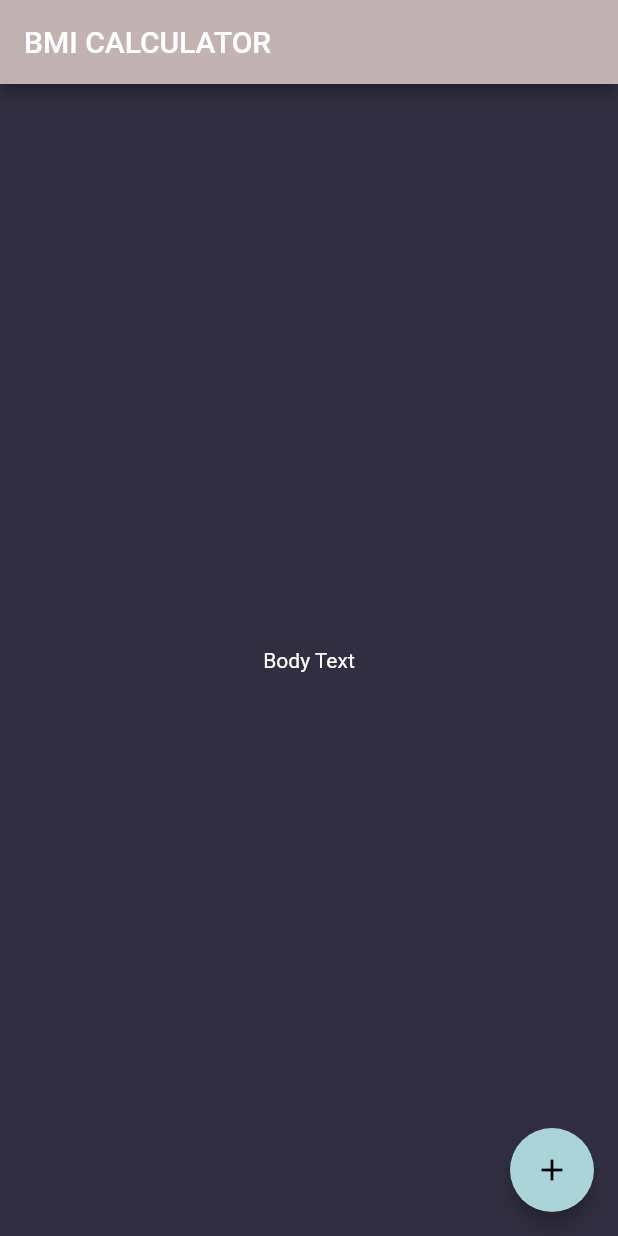
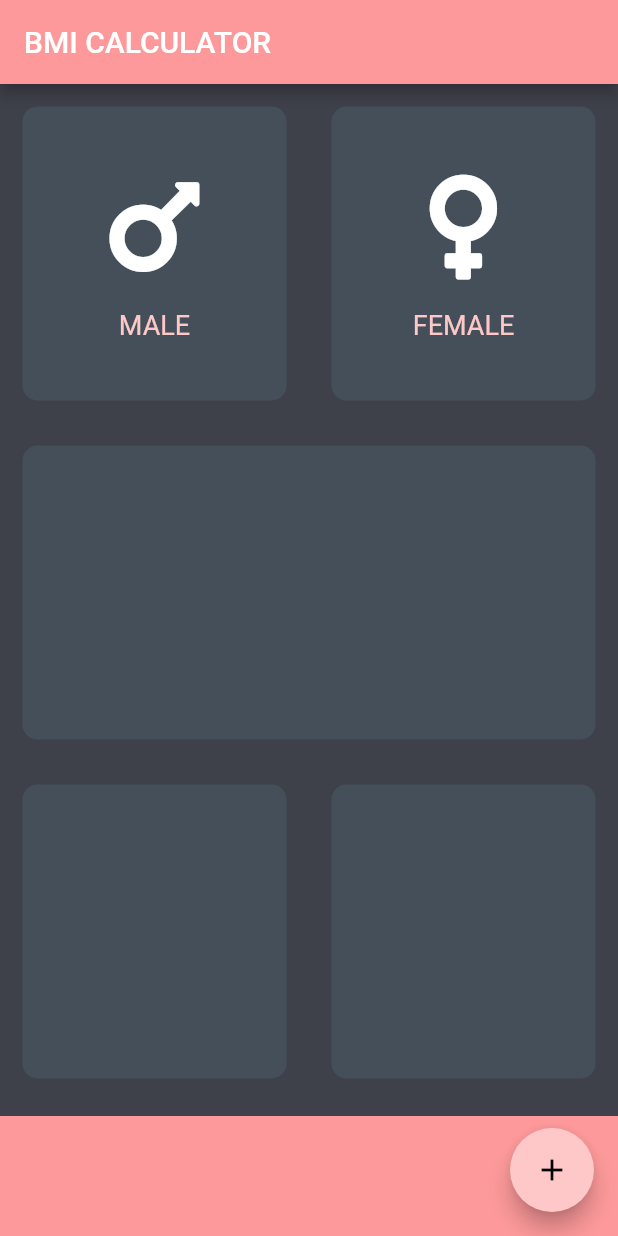
Before and after one commit to hanna2100/flutter_app, a Flutter app: the screen it shows after launch, on a phone screen of 412 x 824 dp. Run offline on Flutter 3.47's test engine with Material 2 defaults, Android fonts, the light colour scheme and no system bars; our stand-ins replace audioplayers, font_awesome_flutter, rflutter_alert.

Commit message:
사용자 정의 위젯 만들기

```diff
--- /dev/null
+++ b/bmi_calculator/lib/icon_content.dart
@@ -0,0 +1,29 @@
+import 'package:flutter/material.dart';
+
+const labelTextStyle = TextStyle(
+    fontSize: 18.0, color: Color(0xFFfec8c9)
+);
+
+class IconContent extends StatelessWidget {
+  IconContent({@required this.icon, this.label});
+
+  final IconData icon;
+  final String label;
+
+  @override
+  Widget build(BuildContext context) {
+    return Column(
+      mainAxisAlignment: MainAxisAlignment.center,
+      children: <Widget>[
+        Icon(
+          icon,
+          size: 80.0,
+        ),
+        SizedBox(
+          height: 15.0,
+        ),
+        Text(label, style: labelTextStyle)
+      ],
+    );
+  }
+}
--- a/bmi_calculator/lib/input_page.dart
+++ b/bmi_calculator/lib/input_page.dart
@@ -1,4 +1,12 @@
+import 'package:bmi_calculator/reusable_card.dart';
 import 'package:flutter/material.dart';
+import 'package:font_awesome_flutter/font_awesome_flutter.dart';
+
+import 'icon_content.dart';
+
+const bottomContainerHeight = 80.0;
+const activeCardColor = Color(0xFF444f59);
+const bottomContainerColor = Color(0xFFfd999a);
 
 class InputPage extends StatefulWidget {
   @override
@@ -12,11 +20,45 @@ class _InputPageState extends State<InputPage> {
       appBar: AppBar(
         title: Text('BMI CALCULATOR'),
       ),
-      body: Center(
-        child: Text('Body Text'),
+      body: Column(
+        children: <Widget>[
+          Expanded(
+            child: Row(
+              children: <Widget>[
+                Expanded(
+                    child: ReusableCard(
+                      cardColor: activeCardColor,
+                      cardChild: IconContent(icon: FontAwesomeIcons.mars, label: 'MALE',) ,
+                    )
+                ),
+                Expanded(
+                    child: ReusableCard(
+                      cardColor: activeCardColor,
+                      cardChild: IconContent(icon: FontAwesomeIcons.venus, label: 'FEMALE',) ,
+                    )
+                ),
+              ],
+            ),
+          ),
+          Expanded(child: ReusableCard(cardColor: activeCardColor)),
+          Expanded(
+            child: Row(
+              children: <Widget>[
+                Expanded(child: ReusableCard(cardColor: activeCardColor)),
+                Expanded(child: ReusableCard(cardColor: activeCardColor)),
+              ],
+            ),
+          ),
+          Container(
+            color: bottomContainerColor,
+            margin: EdgeInsets.only(top: 10.0),
+            width: double.infinity,
+            height: bottomContainerHeight,
+          )
+        ],
       ),
       floatingActionButton: Theme(
-        data: ThemeData(accentColor: Color(0xFFAAD4DA)),
+        data: ThemeData(accentColor: Color(0xFFfec8c9)),
         child: FloatingActionButton(
           child: Icon(Icons.add),
         ),
--- a/bmi_calculator/lib/main.dart
+++ b/bmi_calculator/lib/main.dart
@@ -8,9 +8,9 @@ class BMICalculator extends StatelessWidget {
   Widget build(BuildContext context) {
     return MaterialApp(
       theme: ThemeData.dark().copyWith(
-          primaryColor: Color(0xFFC3B2B4),
-          scaffoldBackgroundColor: Color(0xFF312E41),
-          accentColor: Color(0xFF65A1A0),
+          primaryColor: Color(0xFFfd999a),
+          scaffoldBackgroundColor: Color(0xFF3e4149),
+          accentColor: Color(0xFFfec8c9),
           textTheme: TextTheme(
               body1: TextStyle(color: Color(0xFFFFFFFF))
           )
--- /dev/null
+++ b/bmi_calculator/lib/reusable_card.dart
@@ -0,0 +1,21 @@
+import 'package:flutter/material.dart';
+
+class ReusableCard extends StatelessWidget {
+
+  ReusableCard({@required this.cardColor, this.cardChild});
+
+  final Color cardColor;
+  final Widget cardChild;
+
+  @override
+  Widget build(BuildContext context) {
+    return Container(
+      child: cardChild,
+      margin: EdgeInsets.all(15.0),
+      decoration: BoxDecoration(
+          color: cardColor,
+          borderRadius: BorderRadius.circular(10.0)
+      ),
+    );
+  }
+}
--- a/bmi_calculator/pubspec.yaml
+++ b/bmi_calculator/pubspec.yaml
@@ -11,6 +11,7 @@ dependencies:
     sdk: flutter
 
   cupertino_icons: ^0.1.2
+  font_awesome_flutter: ^8.4.0
 
 dev_dependencies:
   flutter_test:
```
